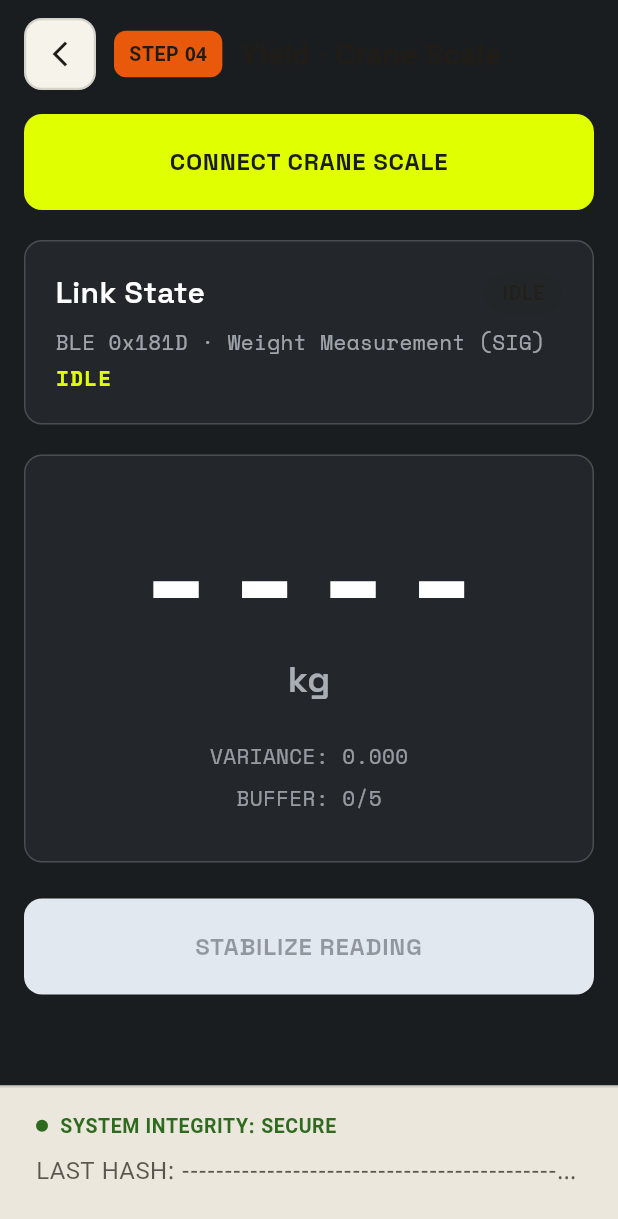
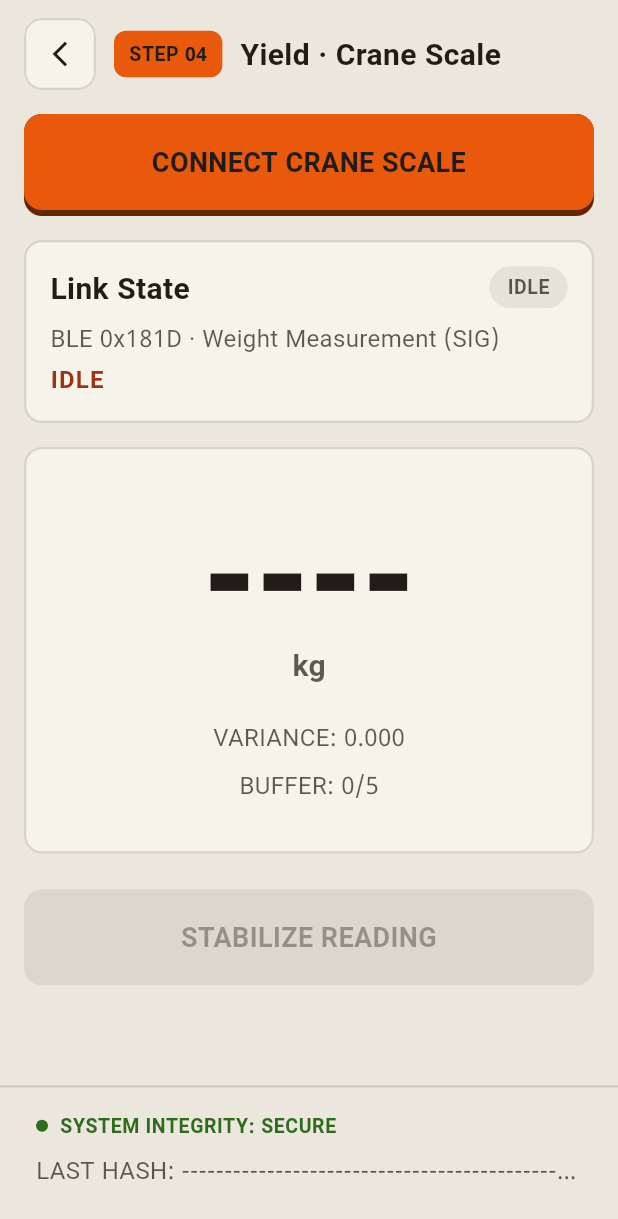
Before and after one commit to dhananjay1434/terrac, a Flutter app: the YieldScaleScreen screen opened directly, on a phone screen of 412 x 824 dp. Shown: the top 1219 px of the screen. Run offline on Flutter 3.47's test engine with Material 3 defaults, Android fonts, the phone set to English and light mode, and no system bars; our stand-ins replace camera, connectivity_plus, drift, flutter_riverpod, flutter_secure_storage, geolocator and 6 more; missing offline and left inert: cryptography, flutter_reactive_ble, freerasp, sqlcipher_flutter_libs, sqlite3 and 1 more; accounts and stored records are empty; generated files the repository leaves out were written again; statements that could not run were skipped; project files that could hold a hidden picture were left out.

Commit message:
feat(ui): migrate Yield (04) dark→paper on India skin (T5 A2)
The second dark FarmerTheme screen is now paper — the capture flow (dashboard→
sourcing→moisture→pyrolysis→yield→end-use) is a single continuous light surface
end to end. Live kg readout, link-state panel, and stabilized badge token-driven;
LOCK YIELD is a success (green) DmrvButton enabled only when stable, SAVE YIELD a
primary DmrvButton. The stabilize flash is a token-derived faint success tint
(no hardcoded hex). Logic + keys (connect/lock/save-yield-btn) preserved. Test
updated: FarmerTheme.fieldGreen bg assert → the token tint; InkWell finders →
DmrvButton onPressed. Gate: analyze 25/0, test 169/2.

Co-Authored-By: Claude Opus 4.8 (1M context) <noreply@anthropic.com>

```diff
--- a/lib/ui/screens/yield_scale_screen.dart
+++ b/lib/ui/screens/yield_scale_screen.dart
@@ -11,15 +11,15 @@ import '../../providers/dashboard_provider.dart';
 import '../../providers/yield_scale_notifier.dart';
 import '../../services/ble_permission_gate.dart';
 import '../../services/ble_weight_scale_service.dart';
-import '../design/farmer_theme.dart';
+import '../components/dmrv_button.dart';
 import '../design/premium_field_components.dart';
+import '../design/tokens.dart';
 import '../widgets/integrity_footer.dart';
-import '../widgets/rugged_button.dart';
 import 'package:dmrv_app/l10n/app_localizations.dart';
 import 'end_use_application_screen.dart';
 
 /// =============================================================================
-/// YieldScaleScreen  (Prompt 5 — Task 1 — Yield)
+/// YieldScaleScreen — India paper skin (tokens + Dmrv components)
 /// =============================================================================
 /// Operator flow:
 ///   1. CONNECT CRANE SCALE → BLE permissions → scan/connect 0x181D.
@@ -95,10 +95,6 @@ class _YieldScaleScreenState extends ConsumerState<YieldScaleScreen> {
     }
   }
 
-  // ---------------------------------------------------------------------------
-  // PremiumStatusChip mapping for the BLE connection state machine. We do NOT
-  // mutate the state machine itself — only its visual surface.
-  // ---------------------------------------------------------------------------
   ({String label, PremiumChipStatus status}) _chipFor(BleScaleState s) {
     switch (s) {
       case BleScaleState.idle:
@@ -116,7 +112,7 @@ class _YieldScaleScreenState extends ConsumerState<YieldScaleScreen> {
 
   @override
   Widget build(BuildContext context) {
-    // Set up haptic lock-in listener for stabilization transition
+    final t = context.tokens;
     ref.listen<YieldScaleState>(yieldScaleProvider, (prev, next) {
       if (prev != null && !prev.isStabilized && next.isStabilized) {
         HapticFeedback.heavyImpact();
@@ -128,10 +124,11 @@ class _YieldScaleScreenState extends ConsumerState<YieldScaleScreen> {
         ? 'yield-locked@${s.confirmedKg!.toStringAsFixed(3)}kg'
         : '----------------------------------------------------------------';
 
-    // Background color animation: deepSlate → fieldGreen when stabilized
+    // Subtle "locked-in" pulse derived from tokens: a faint success tint over
+    // the paper surface when the reading stabilizes, else the plain surface.
     final Color bgColor = (s.isStabilized && !s.isConfirmed)
-        ? FarmerTheme.fieldGreen
-        : FarmerTheme.deepSlate;
+        ? Color.alphaBlend(t.success.withValues(alpha: 0.10), t.surface)
+        : t.surface;
 
     return Scaffold(
       backgroundColor: bgColor,
@@ -149,61 +146,51 @@ class _YieldScaleScreenState extends ConsumerState<YieldScaleScreen> {
               ),
               Expanded(
                 child: ListView(
-                  padding: const EdgeInsets.fromLTRB(16, 4, 16, 16),
+                  padding: EdgeInsets.fromLTRB(t.gapL, 4, t.gapL, t.gapL),
                   children: [
                     if (!_permRequested)
-                      RuggedButton(
+                      DmrvButton(
                         key: const Key('connect-crane-scale-btn'),
                         label: AppLocalizations.of(
                           context,
                         )!.connect_crane_scale,
-                        variant: RuggedButtonVariant.primary,
-                        semanticId: 'connect-crane-scale-btn',
+                        variant: DmrvButtonVariant.primary,
+                        testId: 'connect-crane-scale-btn',
                         onPressed: _requestPermsAndStart,
                       ),
                     if (_permError != null) ...[
-                      const SizedBox(height: 16),
+                      SizedBox(height: t.gapL),
                       Container(
-                        padding: const EdgeInsets.all(16),
+                        padding: EdgeInsets.all(t.gapL),
                         decoration: BoxDecoration(
-                          color: FarmerTheme.crimsonRed15,
-                          borderRadius: BorderRadius.circular(12),
-                          border: Border.all(
-                            color: FarmerTheme.crimsonRed,
-                            width: 2,
-                          ),
+                          color: t.dangerSurface,
+                          borderRadius: BorderRadius.circular(t.radiusM),
+                          border: Border.all(color: t.danger, width: 2),
                         ),
                         child: Row(
                           crossAxisAlignment: CrossAxisAlignment.start,
                           children: [
                             Icon(
                               Icons.error_outline,
-                              color: FarmerTheme.crimsonRed,
+                              color: t.danger,
                               size: 28,
                             ),
-                            const SizedBox(width: 12),
+                            SizedBox(width: t.gapM),
                             Expanded(
                               child: Column(
                                 crossAxisAlignment: CrossAxisAlignment.start,
                                 children: [
                                   Text(
                                     'BLE PERMISSION DENIED',
-                                    style: TextStyle(
-                                      fontFamily: 'SpaceGrotesk',
-                                      fontSize: 14,
-                                      fontWeight: FontWeight.w700,
-                                      letterSpacing: 0.6,
-                                      color: FarmerTheme.crimsonRed,
+                                    style: t.chipLabel.copyWith(
+                                      color: t.danger,
                                     ),
                                   ),
-                                  const SizedBox(height: 6),
+                                  SizedBox(height: t.gapS),
                                   Text(
                                     _permError!,
-                                    style: TextStyle(
-                                      fontFamily: 'SpaceMono',
-                                      fontSize: 13,
-                                      fontWeight: FontWeight.w400,
-                                      color: FarmerTheme.fogWhite,
+                                    style: t.metadata.copyWith(
+                                      color: t.textPrimary,
                                     ),
                                   ),
                                 ],
@@ -213,24 +200,22 @@ class _YieldScaleScreenState extends ConsumerState<YieldScaleScreen> {
                         ),
                       ),
                     ],
-                    const SizedBox(height: 20),
+                    SizedBox(height: t.gapL),
                     _LinkStatePanel(
                       connection: s.connection,
                       chip: _chipFor(s.connection),
                     ),
-                    const SizedBox(height: 20),
+                    SizedBox(height: t.gapL),
                     _HeroReadout(state: s),
-                    const SizedBox(height: 24),
+                    SizedBox(height: t.gapXL),
                     if (!s.isConfirmed)
-                      RuggedButton(
+                      DmrvButton(
                         key: const Key('lock-yield-btn'),
                         label: s.isStabilized
                             ? 'LOCK YIELD @ ${s.stableKg!.toStringAsFixed(3)} kg'
                             : AppLocalizations.of(context)!.stabilize_reading,
-                        variant: s.isStabilized
-                            ? RuggedButtonVariant.success
-                            : RuggedButtonVariant.disabled,
-                        semanticId: 'lock-yield-btn',
+                        variant: DmrvButtonVariant.success,
+                        testId: 'lock-yield-btn',
                         onPressed: s.isStabilized
                             ? () => ref
                                   .read(yieldScaleProvider.notifier)
@@ -238,16 +223,14 @@ class _YieldScaleScreenState extends ConsumerState<YieldScaleScreen> {
                             : null,
                       )
                     else
-                      RuggedButton(
+                      DmrvButton(
                         key: const Key('save-yield-btn'),
                         label: _saving ? 'PERSISTING…' : 'SAVE YIELD → END USE',
-                        variant: _saving
-                            ? RuggedButtonVariant.disabled
-                            : RuggedButtonVariant.primary,
-                        semanticId: 'save-yield-btn',
+                        variant: DmrvButtonVariant.primary,
+                        testId: 'save-yield-btn',
                         onPressed: _saving ? null : _saveYield,
                       ),
-                    const SizedBox(height: 16),
+                    SizedBox(height: t.gapL),
                   ],
                 ),
               ),
@@ -271,12 +254,13 @@ class _LinkStatePanel extends StatelessWidget {
 
   @override
   Widget build(BuildContext context) {
+    final t = context.tokens;
     return Container(
-      padding: const EdgeInsets.all(20),
+      padding: EdgeInsets.all(t.gapL),
       decoration: BoxDecoration(
-        color: FarmerTheme.panelSlate,
-        borderRadius: BorderRadius.circular(12),
-        border: Border.all(color: FarmerTheme.fogWhite20, width: 1),
+        color: t.surfaceRaised,
+        borderRadius: BorderRadius.circular(t.radiusM),
+        border: Border.all(color: t.border, width: 1.5),
       ),
       child: Column(
         crossAxisAlignment: CrossAxisAlignment.start,
@@ -286,36 +270,24 @@ class _LinkStatePanel extends StatelessWidget {
               Expanded(
                 child: Text(
                   'Link State',
-                  style: TextStyle(
-                    fontFamily: 'SpaceGrotesk',
-                    fontSize: 20,
-                    fontWeight: FontWeight.w600,
-                    color: FarmerTheme.pureAlbedo,
-                  ),
+                  style: t.blockHeader.copyWith(color: t.textPrimary),
                 ),
               ),
               PremiumStatusChip(label: chip.label, status: chip.status),
             ],
           ),
-          const SizedBox(height: 8),
+          SizedBox(height: t.gapS),
           Text(
             'BLE 0x181D · Weight Measurement (SIG)',
-            style: TextStyle(
-              fontFamily: 'SpaceMono',
-              fontSize: 14,
-              fontWeight: FontWeight.w400,
-              color: FarmerTheme.fogWhite65,
-            ),
+            style: t.metadata.copyWith(color: t.textSecondary),
           ),
           const SizedBox(height: 4),
           Text(
             connection.name.toUpperCase(),
-            style: TextStyle(
-              fontFamily: 'SpaceMono',
-              fontSize: 14,
+            style: t.metadata.copyWith(
+              color: t.accentText,
               fontWeight: FontWeight.w700,
               letterSpacing: 0.8,
-              color: FarmerTheme.neonYellow,
             ),
           ),
         ],
@@ -334,95 +306,59 @@ class _HeroReadout extends StatelessWidget {
 
   @override
   Widget build(BuildContext context) {
+    final t = context.tokens;
     final bool stable = state.isStabilized;
     final String reading = state.liveKg?.toStringAsFixed(3) ?? '----';
-    final Color readingColor = stable
-        ? FarmerTheme.neonYellow
-        : FarmerTheme.pureAlbedo;
+    final Color readingColor = stable ? t.success : t.textPrimary;
 
     return Container(
       padding: const EdgeInsets.symmetric(vertical: 32, horizontal: 20),
       decoration: BoxDecoration(
-        color: FarmerTheme.panelSlate,
-        borderRadius: BorderRadius.circular(12),
+        color: t.surfaceRaised,
+        borderRadius: BorderRadius.circular(t.radiusM),
         border: Border.all(
-          color: stable ? FarmerTheme.fieldGreen : FarmerTheme.fogWhite20,
-          width: stable ? 2 : 1,
+          color: stable ? t.success : t.border,
+          width: stable ? 2 : 1.5,
         ),
       ),
       child: Column(
         children: [
-          // Giant kg readout
           Semantics(
             label: 'live-weight-counter',
             child: Text(
               reading,
               textAlign: TextAlign.center,
-              style: TextStyle(
-                fontFamily: 'SpaceMono',
-                fontSize: 96,
-                fontWeight: FontWeight.w700,
-                color: readingColor,
-                height: 1.0,
-              ),
+              style: t.numericHero.copyWith(fontSize: 96, color: readingColor),
             ),
           ),
           const SizedBox(height: 4),
-          Text(
-            'kg',
-            style: TextStyle(
-              fontFamily: 'SpaceGrotesk',
-              fontSize: 24,
-              fontWeight: FontWeight.w600,
-              color: FarmerTheme.fogWhite70,
-            ),
-          ),
+          Text('kg', style: t.blockHeader.copyWith(color: t.textSecondary)),
           if (stable) ...[
-            const SizedBox(height: 16),
+            SizedBox(height: t.gapL),
             Semantics(
               label: 'yield-stabilized-badge',
               child: Row(
                 mainAxisAlignment: MainAxisAlignment.center,
                 children: [
-                  Icon(
-                    Icons.check_circle,
-                    color: FarmerTheme.fieldGreen,
-                    size: 20,
-                  ),
-                  const SizedBox(width: 8),
+                  Icon(Icons.check_circle, color: t.success, size: 20),
+                  SizedBox(width: t.gapS),
                   Text(
                     AppLocalizations.of(context)!.stabilized,
-                    style: TextStyle(
-                      fontFamily: 'SpaceGrotesk',
-                      fontSize: 18,
-                      fontWeight: FontWeight.w700,
-                      color: FarmerTheme.fieldGreen,
-                    ),
+                    style: t.blockHeader.copyWith(color: t.success),
                   ),
                 ],
               ),
             ),
           ],
-          const SizedBox(height: 24),
-          // Variance and buffer stats
+          SizedBox(height: t.gapXL),
           Text(
             'VARIANCE: ${state.variance.toStringAsFixed(3)}',
-            style: TextStyle(
-              fontFamily: 'SpaceMono',
-              fontSize: 14,
-              fontWeight: FontWeight.w400,
-              color: FarmerTheme.fogWhite60,
-            ),
+            style: t.metadata.copyWith(color: t.textSecondary),
           ),
-          const SizedBox(height: 8),
+          SizedBox(height: t.gapS),
           Text(
             'BUFFER: ${state.window.length}/$kStabilizationBufferSize',
-            style: TextStyle(
-              fontFamily: 'SpaceMono',
-              fontSize: 14,
-              fontWeight: FontWeight.w400,
-              color: FarmerTheme.fogWhite60,
-            ),
+            style: t.metadata.copyWith(color: t.textSecondary),
           ),
         ],
       ),
```
Also changed, not shown: 1 other file.
